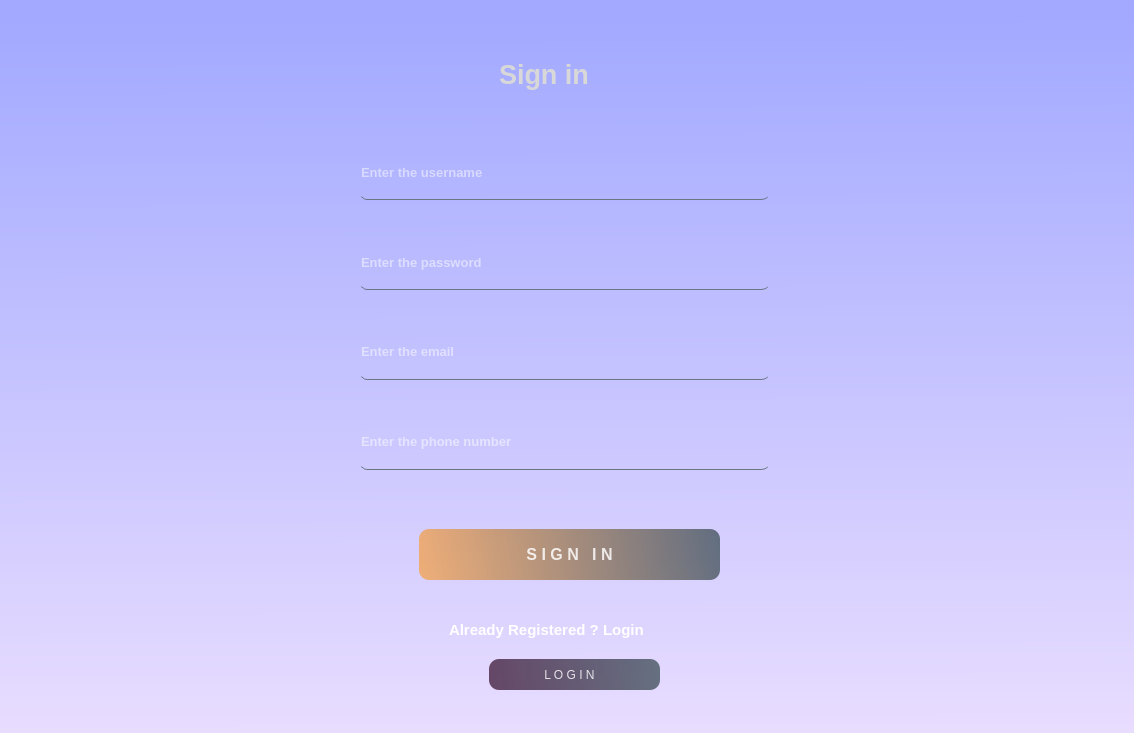
Qt form SIGNup1.ui (TheHarshal07/Virtual-Assistant-project) before a commit.
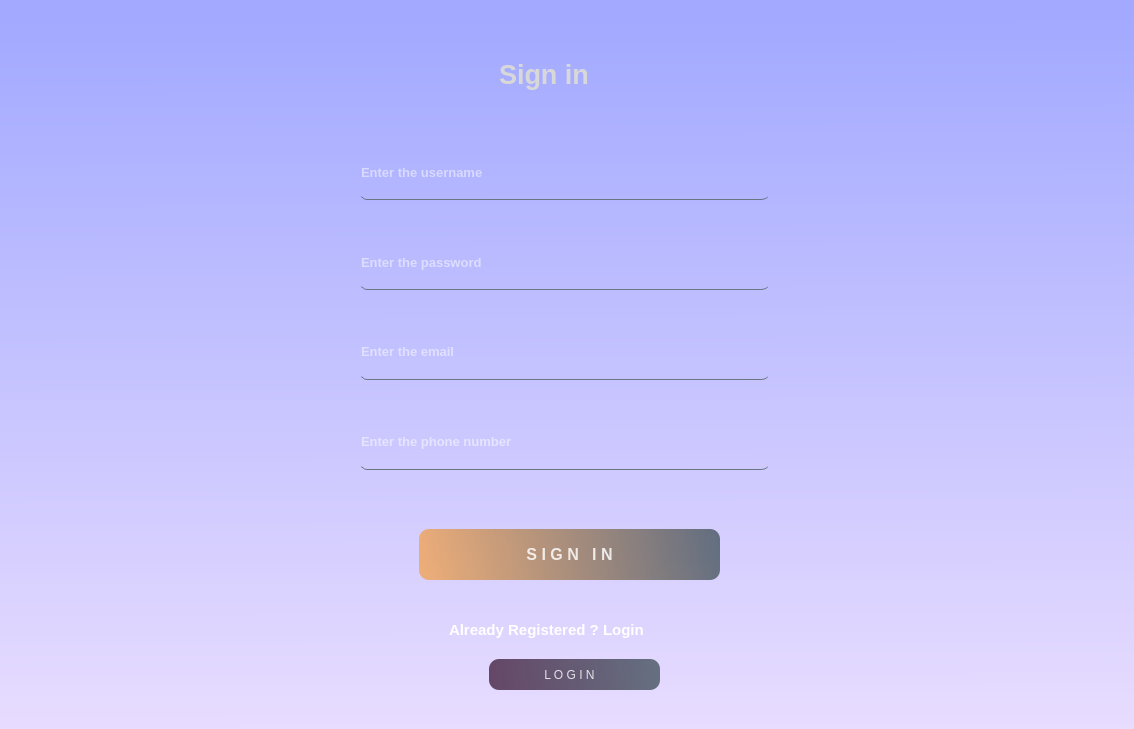
The same form after that commit.

Diff of the .ui file:
```diff
--- a/SIGNup1.ui
+++ b/SIGNup1.ui
@@ -7,7 +7,7 @@
     <x>0</x>
     <y>0</y>
     <width>1134</width>
-    <height>733</height>
+    <height>729</height>
    </rect>
   </property>
   <property name="windowTitle">
@@ -22,6 +22,9 @@
      <height>756</height>
     </rect>
    </property>
+   <property name="autoFillBackground">
+    <bool>false</bool>
+   </property>
    <property name="styleSheet">
     <string notr="true">QWidget#widget{
 background-color: qlineargradient(spread:pad, x1:0.495436, y1:0.023, x2:0.501, y2:0.994, stop:0 rgba(162, 169, 255, 255), stop:1 rgba(234, 222, 255, 255));
```
Left out of the diff: 3 changed lines with no effect on the pictures.
